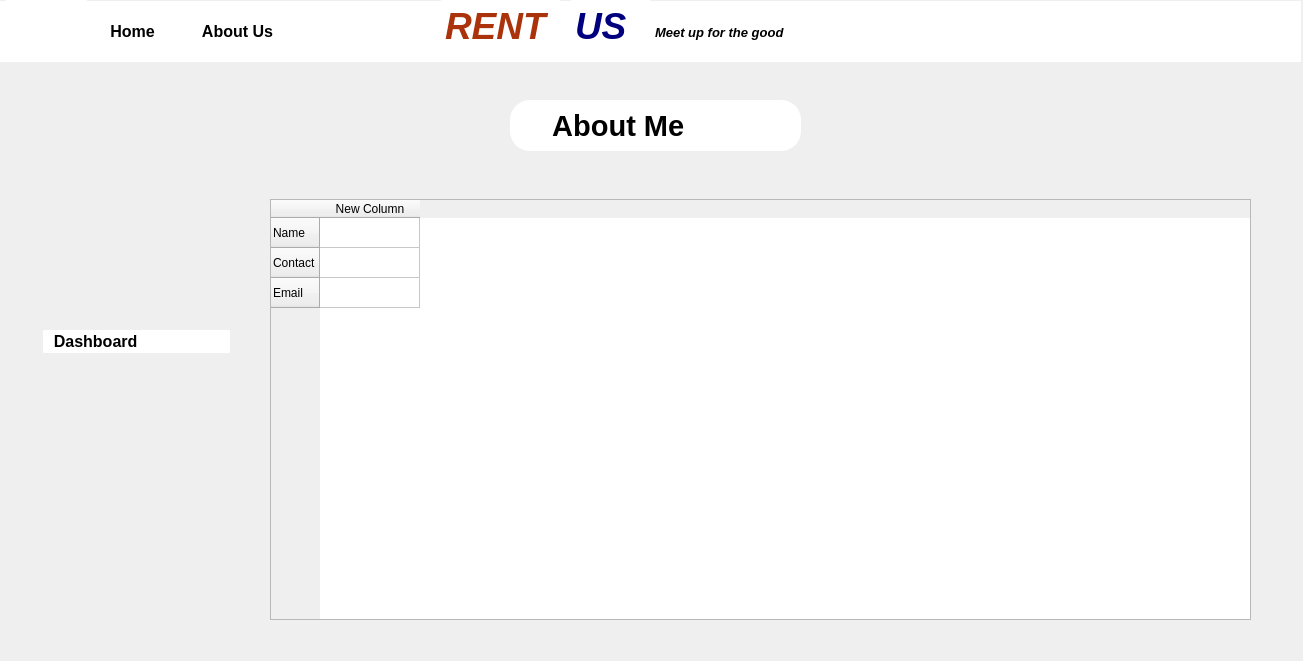
Before: the Qt Designer form aboutme.ui in kausik10/RentUs, drawn with Qt 5.
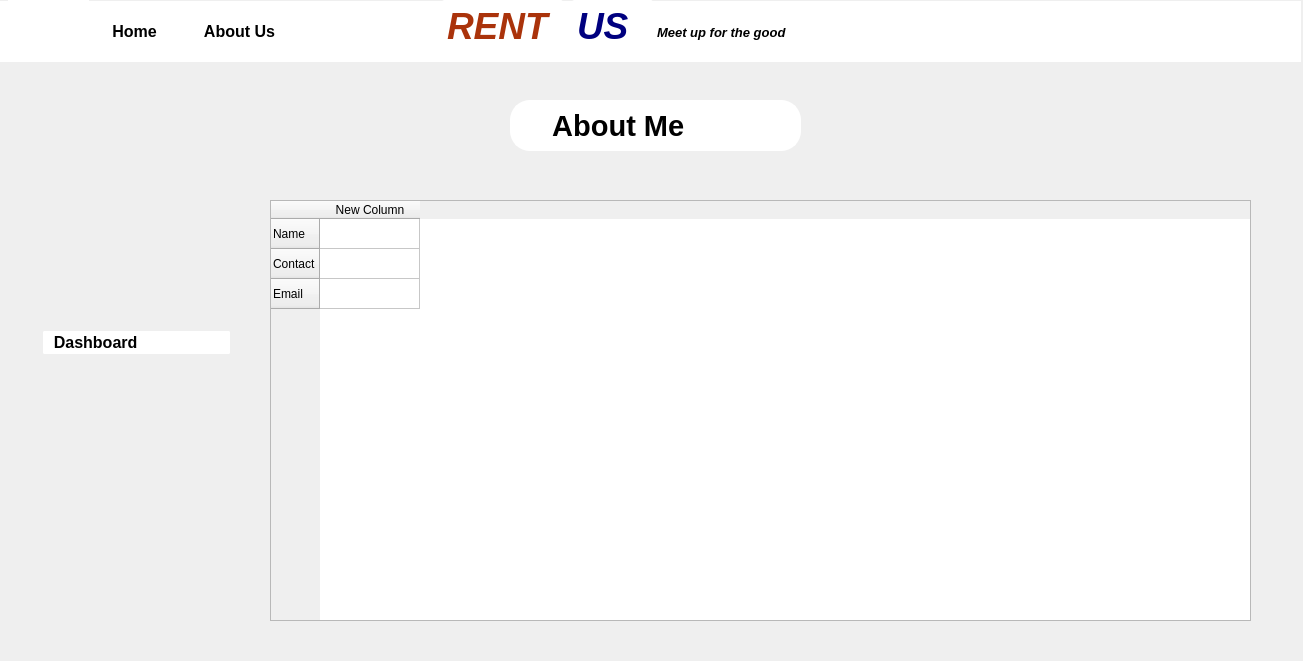
After: the same form once the commit is applied. Icons and pictures are not drawn.

What changed in the file:
```diff
--- a/aboutme.ui
+++ b/aboutme.ui
@@ -50,7 +50,7 @@
    <property name="geometry">
     <rect>
      <x>0</x>
-     <y>-1</y>
+     <y>0</y>
      <width>1301</width>
      <height>661</height>
     </rect>
@@ -59,8 +59,8 @@
     <widget class="QTextEdit" name="textEdit_9">
      <property name="geometry">
       <rect>
-       <x>650</x>
-       <y>21</y>
+       <x>652</x>
+       <y>20</y>
        <width>171</width>
        <height>41</height>
       </rect>
@@ -103,8 +103,8 @@
     <widget class="QTextEdit" name="textEdit_10">
      <property name="geometry">
       <rect>
-       <x>570</x>
-       <y>1</y>
+       <x>572</x>
+       <y>0</y>
        <width>81</width>
        <height>61</height>
       </rect>
@@ -142,8 +142,8 @@
     <widget class="QPushButton" name="pushButton_19">
      <property name="geometry">
       <rect>
-       <x>92</x>
-       <y>17</y>
+       <x>94</x>
+       <y>16</y>
        <width>81</width>
        <height>31</height>
       </rect>
@@ -163,7 +163,7 @@
 	border-radius: 2px;
 	text-align: center;
 }
-#pushButton_3:hover
+#pushButton_19:hover
 {
 	background: rgb(220,220,200);
 }</string>
@@ -175,8 +175,8 @@
     <widget class="QTextEdit" name="textEdit_11">
      <property name="geometry">
       <rect>
-       <x>440</x>
-       <y>1</y>
+       <x>442</x>
+       <y>0</y>
        <width>121</width>
        <height>61</height>
       </rect>
@@ -207,8 +207,8 @@
     <widget class="QPlainTextEdit" name="plainTextEdit_3">
      <property name="geometry">
       <rect>
-       <x>-8</x>
-       <y>2</y>
+       <x>-5</x>
+       <y>1</y>
        <width>1311</width>
        <height>61</height>
       </rect>
@@ -223,8 +223,8 @@
     <widget class="QPushButton" name="menubtn">
      <property name="geometry">
       <rect>
-       <x>6</x>
-       <y>-8</y>
+       <x>8</x>
+       <y>-9</y>
        <width>81</width>
        <height>71</height>
       </rect>
@@ -256,7 +256,7 @@
      <property name="geometry">
       <rect>
        <x>510</x>
-       <y>101</y>
+       <y>100</y>
        <width>291</width>
        <height>51</height>
       </rect>
@@ -300,8 +300,8 @@
     <widget class="QPushButton" name="pushButton_22">
      <property name="geometry">
       <rect>
-       <x>192</x>
-       <y>17</y>
+       <x>194</x>
+       <y>16</y>
        <width>91</width>
        <height>31</height>
       </rect>
@@ -381,8 +381,8 @@
     <widget class="QTextEdit" name="textEdit_12">
      <property name="geometry">
       <rect>
-       <x>1170</x>
-       <y>8</y>
+       <x>1172</x>
+       <y>7</y>
        <width>104</width>
        <height>51</height>
       </rect>
```
